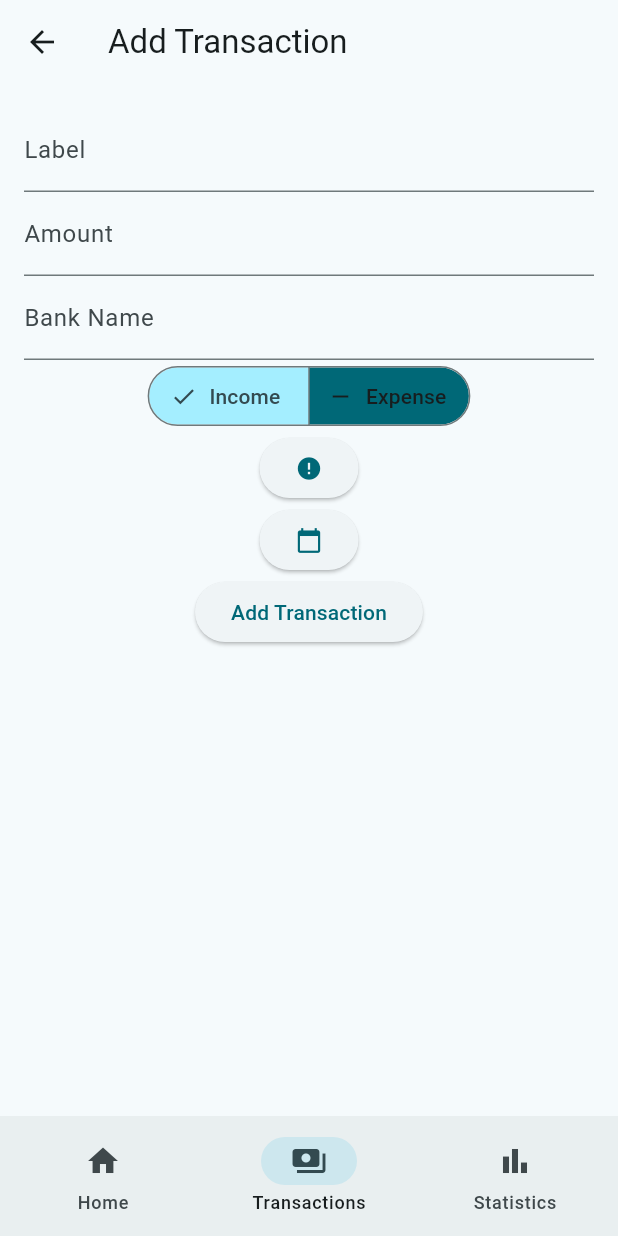
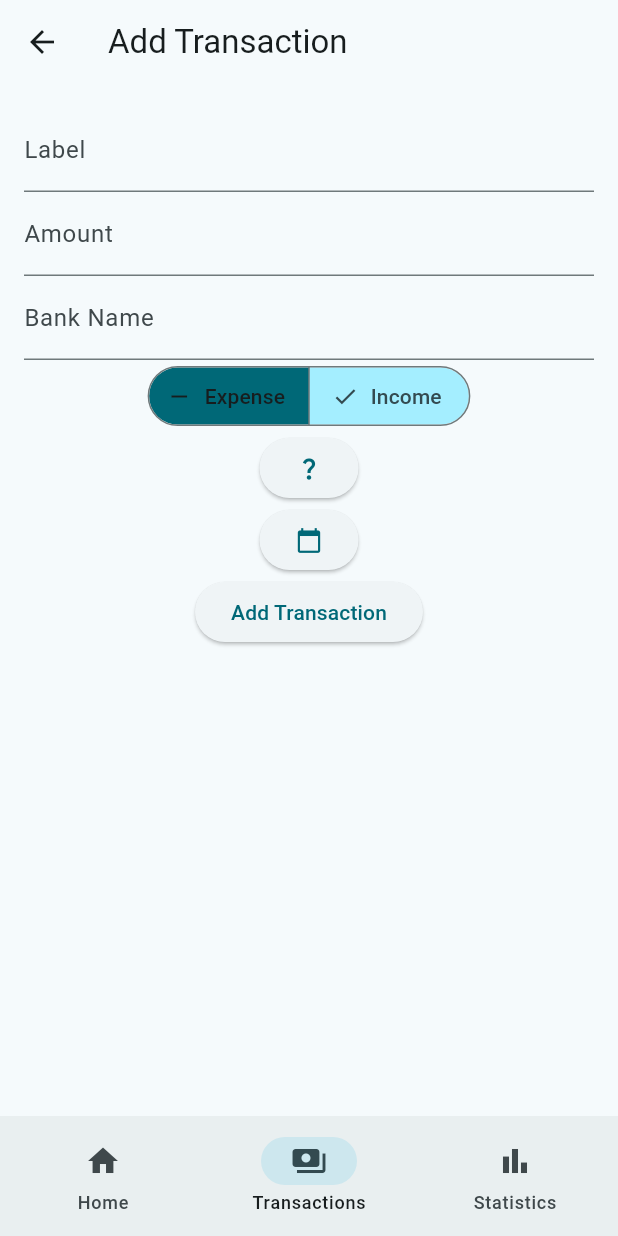
Before and after one commit to louis-marceron/Limpide, a Flutter app: the AddTransactionView screen opened by its route, after a tap on "Income", on a phone screen of 412 x 824 dp. Run offline on Flutter 3.47's test engine with Material 3 defaults, Android fonts, the phone set to English and light mode, and no system bars; our stand-ins replace cloud_firestore, firebase_auth, firebase_core, go_router; accounts and stored records are empty.

Commit message:
fix(segmented_button) :  fixed segmented button

```diff
--- a/lib/features/transaction/add_transaction_view.dart
+++ b/lib/features/transaction/add_transaction_view.dart
@@ -6,21 +6,33 @@ import '../../common_widgets/snackbar/info_floating_snackbar.dart';
 import 'category_icons.dart';
 import 'package:banking_app/features/transaction/transaction_view_model.dart';
 
-class AddTransactionView extends StatelessWidget {
+class AddTransactionView extends StatefulWidget {
   const AddTransactionView({Key? key}) : super(key: key);
 
+  @override
+  _AddTransactionViewState createState() => _AddTransactionViewState();
+}
+
+class _AddTransactionViewState extends State<AddTransactionView> {
+  @override
+  void initState() {
+    super.initState();
+
+    // Access the transaction controller after the widget is created
+    final transactionController = Provider.of<TransactionViewModel>(context, listen: false);
+
+    // Set default transaction type to "Expense" when the widget initializes
+    transactionController.updateSelectedTransactionType({"Expense"});
+
+    // Set default date to today
+    transactionController.updateSelectedDate(DateTime.now());
+  }
   @override
   Widget build(BuildContext context) {
     final transactionController = Provider.of<TransactionViewModel>(context);
 
-    final nowDate = DateTime.now();
-
     //TODO use user service to get the user id
     final userId = FirebaseAuth.instance.currentUser!.uid;
-
-    transactionController.updateSelectedDate(nowDate);
-
-    Set<String> selectedTransactionType = {"Income"}; // Initialize with default value
 
     return Scaffold(
       appBar: AppBar(
@@ -49,38 +61,40 @@ class AddTransactionView extends StatelessWidget {
                 labelText: 'Bank Name',
               ),
             ),
-            SegmentedButton(
+            Consumer<TransactionViewModel>(
+              builder: (context, transactionController, _) {
+                return SegmentedButton(
                   style: SegmentedButton.styleFrom(
                     backgroundColor: Theme.of(context).colorScheme.primary,
                     selectedBackgroundColor: Theme.of(context).colorScheme.primaryContainer,
                   ),
                   segments: [
                     ButtonSegment(
+                      value: "Expense",
+                      label: Text('Expense'),
+                      icon: Icon(Icons.remove),
+                    ),
+                    ButtonSegment(
                       value: "Income",
                       label: Text('Income'),
                       icon: Icon(Icons.add),
                     ),
-                ButtonSegment(
-                  value: "Expense",
-                  label: Text('Expense'),
-                  icon: Icon(Icons.remove),
-                ),
                   ],
-              selected: selectedTransactionType, // Directly use currentTransactionType
+                  selected: transactionController.selectedTransactionType,
                   onSelectionChanged: (selected) {
-                selectedTransactionType = selected;
-                transactionController.typeController.text = selected.first;
-                print('Selected: $selected');
-                print('Type: ${transactionController.typeController.text}');
+                    transactionController.updateSelectedTransactionType(selected);
+                    transactionController.notify();
                   },
                   emptySelectionAllowed: false,
+                );
+              },
             ),
             ElevatedButton(
               onPressed: () {
                 context.pushNamed('categories');
               },
               child: Icon(
-                categoryIcons[transactionController.categoryController.text] ?? Icons.error,
+                categoryIcons[transactionController.categoryController.text] ?? Icons.question_mark,
               ),
             ),
             ElevatedButton(
@@ -103,8 +117,7 @@ class AddTransactionView extends StatelessWidget {
               onPressed: () {
                 transactionController.addTransaction(userId);
 
-                transactionController.fetchTransactionsForCurrentUser();
-
+                //TODO show only if no error
                 InfoFloatingSnackbar.show(context, 'Transaction added');
 
                 context.pop();
--- a/lib/features/transaction/category_icons.dart
+++ b/lib/features/transaction/category_icons.dart
@@ -1,6 +1,7 @@
 import 'package:flutter/cupertino.dart';
 import 'package:flutter/material.dart';
 
+//TODO Add more icons and add color for each category and add subcategories
 final Map<String, IconData> categoryIcons = {
   'Groceries': Icons.shopping_cart,
   'Rent' : Icons.home,
@@ -10,5 +11,16 @@ final Map<String, IconData> categoryIcons = {
   'Health': Icons.local_hospital,
   'Insurance': Icons.security,
   'Education': Icons.school,
+  'Clothing': Icons.shopping_bag,
+  'Gifts': Icons.card_giftcard,
+  'Food': Icons.fastfood,
+  'Travel': Icons.flight,
+  'Investments': Icons.trending_up,
+  'Savings': Icons.account_balance,
+  'Salary': Icons.work,
+  'Bonus': Icons.card_giftcard,
+  'Interest': Icons.account_balance,
+  'Dividends': Icons.account_balance,
+  'Refund': Icons.account_balance,
   'Other': Icons.question_mark,
 };
--- a/lib/features/transaction/transaction_view.dart
+++ b/lib/features/transaction/transaction_view.dart
@@ -26,8 +26,6 @@ class _TransactionsViewState extends State<TransactionsView> {
 
   @override
   Widget build(BuildContext context) {
-    // Retrieve the current user's ID
-    final userId = FirebaseAuth.instance.currentUser!.uid;
 
     return Scaffold(
       appBar: AppBar(
@@ -35,6 +33,7 @@ class _TransactionsViewState extends State<TransactionsView> {
       ),
       body: Consumer<TransactionViewModel>(
         builder: (context, transactionController, _) {
+
           // Group transactions by day
           final transactionsByDay = _groupTransactionsByDay(transactionController.transactions);
 
@@ -120,6 +119,7 @@ class _TransactionsViewState extends State<TransactionsView> {
       }
       groupedTransactions[date]!.add(transaction);
     }
+
     // Convert map values to list
     return groupedTransactions.values.toList();
   }
--- a/lib/features/transaction/transaction_view_model.dart
+++ b/lib/features/transaction/transaction_view_model.dart
@@ -16,6 +16,8 @@ class TransactionViewModel with ChangeNotifier {
 
   List<Transaction> get transactions => _transactions;
 
+  Set<String> selectedTransactionType = {"Expense"};
+
   List<Transaction> get recentTransactions => _transactions
       .where((transaction) =>
       transaction.date.isAfter(DateTime.now().subtract(Duration(days: 7))))
@@ -32,6 +34,7 @@ class TransactionViewModel with ChangeNotifier {
   }
 
   void fetchTransactionsForCurrentUser() async {
+    print('Fetching transactions for current user');
     try {
       String userId = FirebaseAuth.instance.currentUser?.uid ?? ''; // handle null case
       if (userId.isNotEmpty) {
@@ -47,6 +50,8 @@ class TransactionViewModel with ChangeNotifier {
   }
 
   Future<void> addTransaction(String userId) async {
+    print('Adding transaction');
+    print('Type : ${typeController.text}');
     // Create a new Transaction object using the data from controllers
     final transaction = Transaction(
       transactionId: Uuid().v4(),
@@ -108,4 +113,12 @@ class TransactionViewModel with ChangeNotifier {
     dateController.clear();
   }
 
+  void updateSelectedTransactionType(Set<String> selectedType) {
+    selectedTransactionType = selectedType;
+    typeController.text = selectedType.first;
+  }
+
+  void notify() {
+    notifyListeners();
+  }
 }
```
Also changed, not shown: lib/features/transaction/edit_transaction_view.dart (+30 -11 lines), lib/features/transaction/transaction_focus_view.dart (+11 -1 lines). Lines whose indentation alone changed are shown as unchanged.
